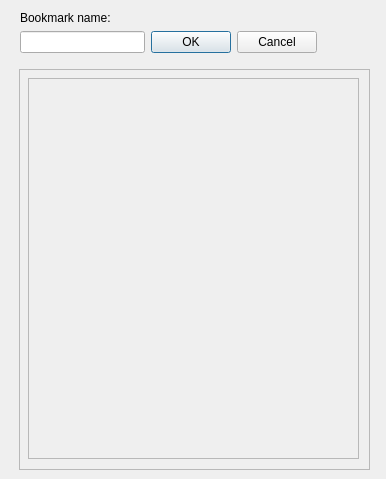
Qt form bookmarkdialog.ui (StuckInTheCode/KODBYDOT) before a commit.
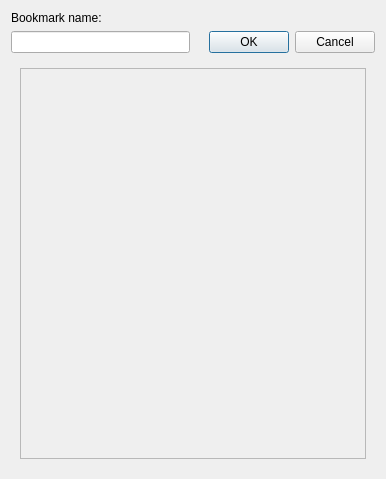
The same form after that commit.

Diff of the .ui file:
```diff
--- a/bookmarkdialog.ui
+++ b/bookmarkdialog.ui
@@ -13,42 +13,47 @@
   <property name="windowTitle">
    <string>Dialog</string>
   </property>
+  <layout class="QGridLayout" name="gridLayout">
+   <item row="0" column="0">
+    <layout class="QVBoxLayout" name="verticalLayout_3">
+     <item>
+      <layout class="QVBoxLayout" name="verticalLayout">
+       <item>
   <widget class="QLabel" name="label">
-   <property name="geometry">
-    <rect>
-     <x>20</x>
-     <y>10</y>
-     <width>91</width>
-     <height>16</height>
-    </rect>
-   </property>
    <property name="text">
     <string>Bookmark name:</string>
    </property>
   </widget>
-  <widget class="QFrame" name="frame">
-   <property name="geometry">
-    <rect>
-     <x>19</x>
-     <y>69</y>
-     <width>351</width>
-     <height>401</height>
-    </rect>
-   </property>
-   <property name="frameShape">
-    <enum>QFrame::StyledPanel</enum>
-   </property>
-   <property name="frameShadow">
-    <enum>QFrame::Raised</enum>
-   </property>
+       </item>
+       <item>
+        <layout class="QHBoxLayout" name="horizontalLayout">
+         <item>
+          <widget class="QLineEdit" name="name"/>
+         </item>
+         <item>
+          <widget class="QDialogButtonBox" name="buttonBox">
+           <property name="orientation">
+            <enum>Qt::Horizontal</enum>
+           </property>
+           <property name="standardButtons">
+            <set>QDialogButtonBox::Cancel|QDialogButtonBox::Ok</set>
+           </property>
+          </widget>
+         </item>
+        </layout>
+       </item>
+      </layout>
+     </item>
+     <item>
+      <widget class="QWidget" name="widget" native="true">
+       <layout class="QVBoxLayout" name="verticalLayout_2">
+        <item>
    <widget class="QScrollArea" name="scrollArea">
-    <property name="geometry">
-     <rect>
-      <x>9</x>
-      <y>9</y>
+          <property name="minimumSize">
+           <size>
       <width>331</width>
       <height>381</height>
-     </rect>
+           </size>
     </property>
     <property name="widgetResizable">
      <bool>true</bool>
@@ -58,38 +63,19 @@
       <rect>
        <x>0</x>
        <y>0</y>
-       <width>329</width>
-       <height>379</height>
+             <width>346</width>
+             <height>387</height>
       </rect>
      </property>
     </widget>
    </widget>
-  </widget>
-  <widget class="QWidget" name="">
-   <property name="geometry">
-    <rect>
-     <x>20</x>
-     <y>30</y>
-     <width>297</width>
-     <height>25</height>
-    </rect>
-   </property>
-   <layout class="QHBoxLayout" name="horizontalLayout">
-    <item>
-     <widget class="QLineEdit" name="name"/>
-    </item>
-    <item>
-     <widget class="QDialogButtonBox" name="buttonBox">
-      <property name="orientation">
-       <enum>Qt::Horizontal</enum>
-      </property>
-      <property name="standardButtons">
-       <set>QDialogButtonBox::Cancel|QDialogButtonBox::Ok</set>
-      </property>
+        </item>
+       </layout>
      </widget>
     </item>
    </layout>
-  </widget>
+   </item>
+  </layout>
  </widget>
  <resources/>
  <connections>
```
Lines whose indentation alone changed are shown as unchanged.
